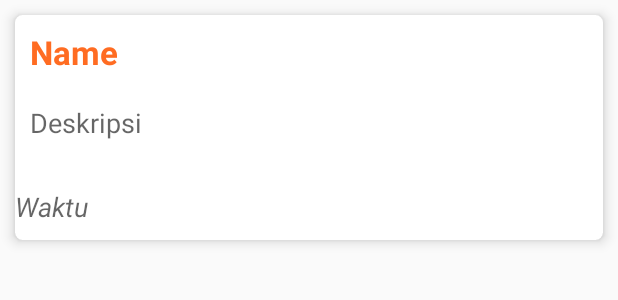
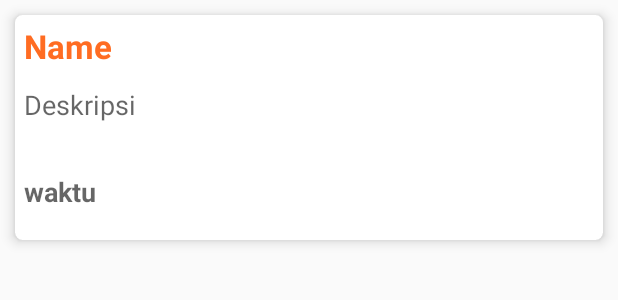
Before and after one commit to RBAYU505/clientsatu, an Android app: the layout model.xml on its own in the app's theme, with its tools: preview values and no code run, on a phone screen of 412 x 824 dp. Shown: the top 300 px of the screen. Run offline under Robolectric (Android 15) with nearby library versions, the phone set to English and light mode, and no system bars.

```diff
--- a/app/src/main/res/layout/model.xml
+++ b/app/src/main/res/layout/model.xml
@@ -1,7 +1,6 @@
 <?xml version="1.0" encoding="utf-8"?>
 <android.support.v7.widget.CardView xmlns:android="http://schemas.android.com/apk/res/android"
     xmlns:card_view="http://schemas.android.com/apk/res-auto"
-    xmlns:tools="http://schemas.android.com/tools"
     android:layout_width="match_parent"
     android:layout_height="150dp"
     android:layout_margin="10dp"
@@ -18,7 +17,7 @@
             android:layout_width="match_parent"
             android:layout_height="wrap_content"
             android:layout_alignParentLeft="true"
-            android:padding="10dp"
+            android:padding="6dp"
             android:text="Name"
             android:textAppearance="?android:attr/textAppearanceLarge"
             android:textColor="#ff6c22"
@@ -30,7 +29,7 @@
             android:layout_height="wrap_content"
             android:layout_alignParentLeft="true"
             android:lines="2"
-            android:padding="10dp"
+            android:padding="6dp"
             android:text="Deskripsi"
             android:textAppearance="?android:attr/textAppearanceMedium" />
 
@@ -38,9 +37,11 @@
             android:id="@+id/descriptionTextView"
             android:layout_width="wrap_content"
             android:layout_height="wrap_content"
-            android:text="Waktu"
+            android:layout_alignParentLeft="true"
+            android:padding="6dp"
+            android:text="waktu"
             android:textAppearance="?android:attr/textAppearanceMedium"
-            android:textStyle="italic" />
+            android:textStyle="bold" />
 
     </LinearLayout>
 
```
Also changed, not shown: app/src/main/java/id/restabayu/clientsatu/MainActivity.java (+29 -10 lines), app/src/main/res/layout/activity_main.xml (+8 -2 lines), app/src/main/res/values/styles.xml (+8 -0 lines).
